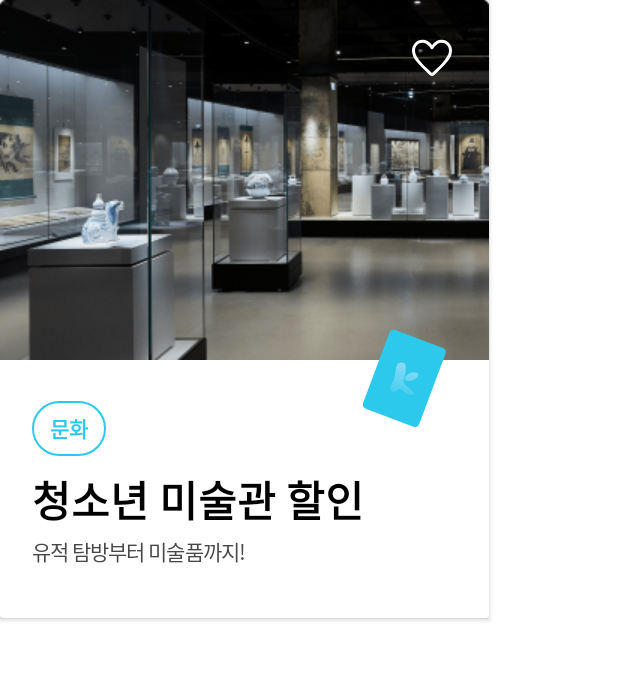
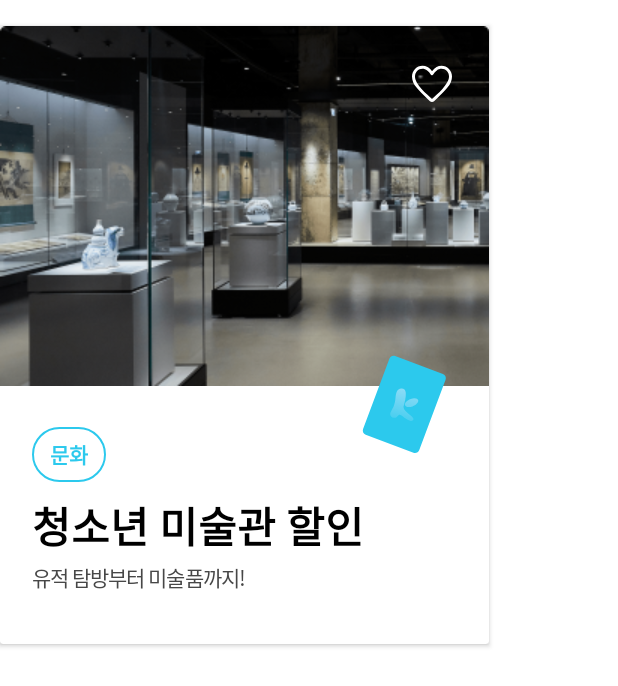
Before and after one commit to Keyneez/Keyneez-AOS, an Android app: the layout item_home.xml on its own in the app's theme, with its tools: preview values and no code run, on a phone screen of 412 x 824 dp. Shown: the top 686 px of the screen. Run offline under Robolectric (Android 15) with nearby library versions, the light colour scheme and no system bars.

Commit message:
[FEAT/#7] 홈-추천탭 리사이클러뷰 추가

```diff
--- a/app/src/main/java/com/keyneez/data/entity/HomeData.kt
+++ b/app/src/main/java/com/keyneez/data/entity/HomeData.kt
@@ -1,3 +1,6 @@
 package com.keyneez.data.entity
 
-data class HomeData()
+data class HomeData(
+    val background: Int,
+    val title: String
+)
--- a/app/src/main/java/com/keyneez/presentation/main/home/recommend/HomeRecommendAdapter.kt
+++ /dev/null
@@ -1 +0,0 @@
-package com.keyneez.presentation.main.home.recommend
--- a/app/src/main/res/layout/fragment_home_recommend.xml
+++ b/app/src/main/res/layout/fragment_home_recommend.xml
@@ -13,8 +13,11 @@
 
         <androidx.recyclerview.widget.RecyclerView
             android:id="@+id/rv_recommend"
-            android:layout_width="wrap_content"
+            android:layout_width="match_parent"
             android:layout_height="wrap_content"
+            app:layoutManager="androidx.recyclerview.widget.LinearLayoutManager"
+            android:orientation="vertical"
+            android:layout_marginHorizontal="17dp"
             app:layout_constraintEnd_toEndOf="parent"
             app:layout_constraintStart_toStartOf="parent"
             app:layout_constraintTop_toTopOf="parent">
--- a/app/src/main/res/layout/item_home.xml
+++ b/app/src/main/res/layout/item_home.xml
@@ -9,7 +9,8 @@
     <androidx.cardview.widget.CardView
         android:id="@+id/cv_home_item"
         android:layout_width="wrap_content"
-        android:layout_height="wrap_content">
+        android:layout_height="wrap_content"
+        android:layout_marginTop="17dp">
 
         <androidx.constraintlayout.widget.ConstraintLayout
             android:id="@+id/layout_home"
@@ -20,7 +21,7 @@
                 android:id="@+id/iv_home_item"
                 android:layout_width="wrap_content"
                 android:layout_height="wrap_content"
-                android:src="@drawable/img_home_item_backfround"
+                android:src="@drawable/img_home_item_background"
                 app:layout_constraintLeft_toLeftOf="parent"
                 app:layout_constraintRight_toRightOf="parent"
                 app:layout_constraintTop_toTopOf="parent" />
@@ -32,7 +33,7 @@
                 android:layout_height="wrap_content"
                 android:layout_marginTop="72dp"
                 android:paddingHorizontal="21dp"
-                android:text="청소년 미술관 할인"
+                android:text="@string/home_title"
                 android:textColor="@color/gray900"
                 app:layout_constraintLeft_toLeftOf="parent"
                 app:layout_constraintTop_toBottomOf="@id/iv_home_item" />
@@ -45,7 +46,7 @@
                 android:layout_marginTop="4dp"
                 android:layout_marginBottom="34dp"
                 android:paddingHorizontal="21dp"
-                android:text="유적 탐방부터 미술품까지!"
+                android:text="@string/home_sub"
                 android:textColor="@color/gary600"
                 app:layout_constraintBottom_toBottomOf="parent"
                 app:layout_constraintLeft_toLeftOf="parent"
@@ -55,7 +56,7 @@
                 android:id="@+id/iv_home_card"
                 android:layout_width="wrap_content"
                 android:layout_height="wrap_content"
-                android:layout_marginRight="24dp"
+                android:layout_marginEnd="24dp"
                 android:layout_marginBottom="124dp"
                 android:src="@drawable/ic_home_card_mint"
                 app:layout_constraintBottom_toBottomOf="parent"
@@ -76,7 +77,7 @@
                 android:id="@+id/tv_home_keyword"
                 android:layout_width="wrap_content"
                 android:layout_height="wrap_content"
-                android:text="문화"
+                android:text="@string/home_keyword"
                 style="@style/PretendardBold14"
                 android:textColor="@color/mint500"
                 android:background="@drawable/shape_mint500_stroke_rect"
--- a/app/src/main/res/values/strings.xml
+++ b/app/src/main/res/values/strings.xml
@@ -28,4 +28,11 @@
     <string name="home_recommend">추천</string>
     <string name="home_popular">인기</string>
     <string name="home_new">최신</string>
+    <string name="home_keyword">문화</string>
+    <string name="home_sub">유적 탐방부터 미술품까지!</string>
+    <string name="home_title">청소년 미술관 할인</string>
+
+    <!-- TODO: Remove or change this placeholder text -->
+    <string name="hello_blank_fragment">Hello blank fragment</string>
+
 </resources>
```
Also changed, not shown: app/src/main/java/com/keyneez/presentation/main/home/recommend/RecommendAdapter.kt (added, +31 -0 lines), app/src/main/java/com/keyneez/presentation/main/home/recommend/RecommendFragment.kt (added, +41 -0 lines), app/src/main/java/com/keyneez/presentation/main/home/recommend/RecommendInfoFragment.kt (deleted, +0 -20 lines), app/src/main/java/com/keyneez/presentation/main/home/recommend/RecommendViewModel.kt (added, +39 -0 lines), app/src/main/res/drawable/img_home_item_background.png (renamed from app/src/main/res/drawable/img_home_item_backfround.png).
